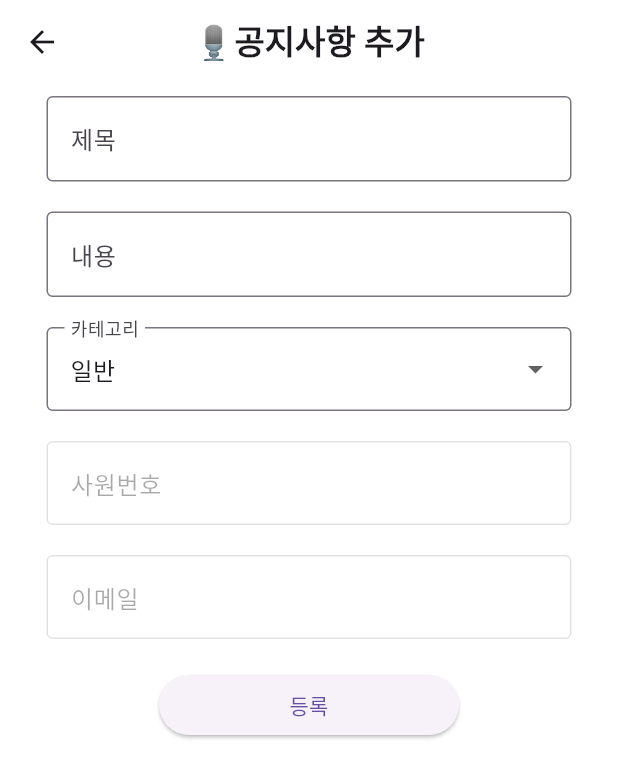
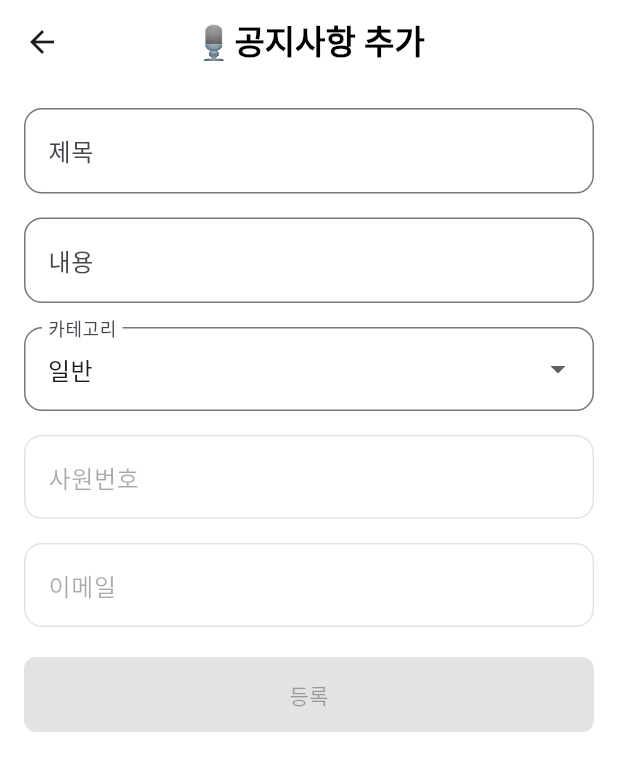
Before and after one commit to jiyun2000/thirdProeject, a Flutter app: the BoardAddPage screen opened directly, on a phone screen of 412 x 824 dp. Shown: the top 778 px of the screen. Run offline on Flutter 3.47's test engine with Material 3 defaults, Android fonts, the phone set to English and light mode, and no system bars; our stand-ins replace dio, file_picker, flutter_speed_dial, flutter_svg, geolocator, multi_dropdown and 2 more; accounts and stored records are empty.

Commit message:
03.07 ui 수정 jy

```diff
--- a/lib/Page/board/BoardAddPage.dart
+++ b/lib/Page/board/BoardAddPage.dart
@@ -48,7 +48,6 @@ class _BoardAddState extends State<BoardAddPage> {
     });
   }
 
-
   @override
   Widget build(BuildContext context) {
     return Scaffold(
@@ -56,48 +55,107 @@ class _BoardAddState extends State<BoardAddPage> {
       appBar: AppBar(
         centerTitle: true,
         backgroundColor: Colors.white,
-        title: Text('🎙️공지사항 추가', style: TextStyle(fontWeight: FontWeight.bold)),
+        title: Text(
+          '🎙️공지사항 추가',
+          style: TextStyle(fontWeight: FontWeight.bold, color: Colors.black),
         ),
-      body: Container(
-        child: Padding(
-          padding: const EdgeInsets.all(8.0),
-          child: Center(
-            child: Center(
+      ),
+      body: Padding(
+        padding: const EdgeInsets.all(16.0),
+        child: SingleChildScrollView(
           child: Column(
             children: <Widget>[
+              _buildInputField(
+                controller: _titleController,
+                labelText: '제목',
+                hintText: '제목을 입력하세요',
+              ),
+              const SizedBox(height: 16),
+
+              _buildInputField(
+                controller: _contentController,
+                labelText: '내용',
+                hintText: '내용을 입력하세요',
+              ),
+              const SizedBox(height: 16),
+
+              _buildDropdownField(),
+              const SizedBox(height: 16),
+
+              _buildInputField(
+                controller: _empNoController,
+                labelText: '사원번호',
+                hintText: '사원번호',
+                enabled: false,
+              ),
+              const SizedBox(height: 16),
+
+              _buildInputField(
+                controller: _emailController,
+                labelText: '이메일',
+                hintText: '이메일',
+                enabled: false,
+              ),
+              const SizedBox(height: 20),
+
               SizedBox(
-                    width: 350,
-                    child: TextField(
-                      controller: _titleController,
-                      decoration: InputDecoration(
-                          hintText: '제목을 입력하세요',
-                          labelText: '제목',
-                          border: OutlineInputBorder()),
+                width: double.infinity,
+                child: ElevatedButton(
+                  onPressed: _empNo != null
+                      ? () {
+                          BoardDio().addBoard(
+                            _titleController.text,
+                            _contentController.text,
+                            _selectedCategory,
+                            _empNo!,
+                            _email.toString(),
+                          );
+                          Navigator.pop(context);
+                        }
+                      : null,
+                  style: ElevatedButton.styleFrom(
+                    shape: RoundedRectangleBorder(
+                      borderRadius: BorderRadius.circular(8),
+                    ),
+                    minimumSize: Size(double.infinity, 50),
+                  ),
+                  child: Text('등록'),
                 ),
               ),
-                  SizedBox(
-                    height: 20,
-                  ),
-                  SizedBox(
-                    width: 350,
-                    child: TextField(
-                      controller: _contentController,
-                      decoration: InputDecoration(
-                          hintText: "내용을 입력하세요",
-                          labelText: '내용',
-                          border: OutlineInputBorder()),
+            ],
           ),
         ),
-                  SizedBox(
-                    height: 20,
       ),
-                  SizedBox(
-                    width: 350,
-                    child: DropdownButtonFormField<String>(
+    );
+  }
+
+  Widget _buildInputField({
+    required TextEditingController controller,
+    required String labelText,
+    required String hintText,
+    bool enabled = true,
+  }) {
+    return TextField(
+      controller: controller,
+      decoration: InputDecoration(
+        labelText: labelText,
+        hintText: hintText,
+        border: OutlineInputBorder(
+          borderRadius: BorderRadius.circular(12),
+        ),
+      ),
+      enabled: enabled,
+    );
+  }
+
+  Widget _buildDropdownField() {
+    return DropdownButtonFormField<String>(
       value: _selectedCategory,
       decoration: InputDecoration(
         labelText: '카테고리',
-                        border: OutlineInputBorder(),
+        border: OutlineInputBorder(
+          borderRadius: BorderRadius.circular(12),
+        ),
       ),
       items: _categories.map((String category) {
         return DropdownMenuItem<String>(
@@ -110,58 +168,6 @@ class _BoardAddState extends State<BoardAddPage> {
           _selectedCategory = newValue!;
         });
       },
-                    ),
-                  ),
-                  SizedBox(
-                    height: 20,
-                  ),
-                  SizedBox(
-                    width: 350,
-                    child: TextField(
-                      controller: _empNoController,
-                      maxLines: 1,
-                      decoration: InputDecoration(
-                          labelText: '사원번호', border: OutlineInputBorder()),
-                      enabled: false,
-                    ),
-                  ),
-                  SizedBox(
-                    height: 20,
-                  ),
-                  SizedBox(
-                    width: 350,
-                    child: TextField(
-                      controller: _emailController,
-                      maxLines: 1,
-                      decoration: InputDecoration(
-                          labelText: '이메일',  border: OutlineInputBorder()),
-                          enabled: false,
-                    ),
-                  ),
-                  SizedBox(
-                    height: 20,
-                  ),
-                  SizedBox(
-                    width: 200,
-                    child: ElevatedButton(
-                        onPressed: () {
-                          if (_empNo != null) {
-                            BoardDio().addBoard(
-                                _titleController.text,
-                                _contentController.text,
-                                _selectedCategory,
-                                _empNo!,
-                                _email.toString());
-                          }
-                        },
-                        child: Text('등록')),
-                  )
-                ],
-              ),
-            ),
-          ),
-        ),
-      ),
     );
   }
 }
--- a/lib/Page/schedule/ScheduleDeptModPage.dart
+++ b/lib/Page/schedule/ScheduleDeptModPage.dart
@@ -150,6 +150,7 @@ class _ScheduleDeptModPageState extends State<ScheduleDeptModPage> {
                                   int.parse(_deptNoController.text),
                                   int.parse(_deptSchNoController.text));
                             }
+
                           },
                           child: Text('수정'))),
                   SizedBox(
```
Also changed, not shown: lib/Page/board/BoardModPage.dart (+86 -57 lines), lib/Page/board/BoardPage.dart (+33 -13 lines), lib/Page/board/BoardReadPage.dart (+59 -115 lines), lib/Page/schedule/today_dayoff_page.dart (+37 -20 lines). Lines whose indentation alone changed are shown as unchanged.
